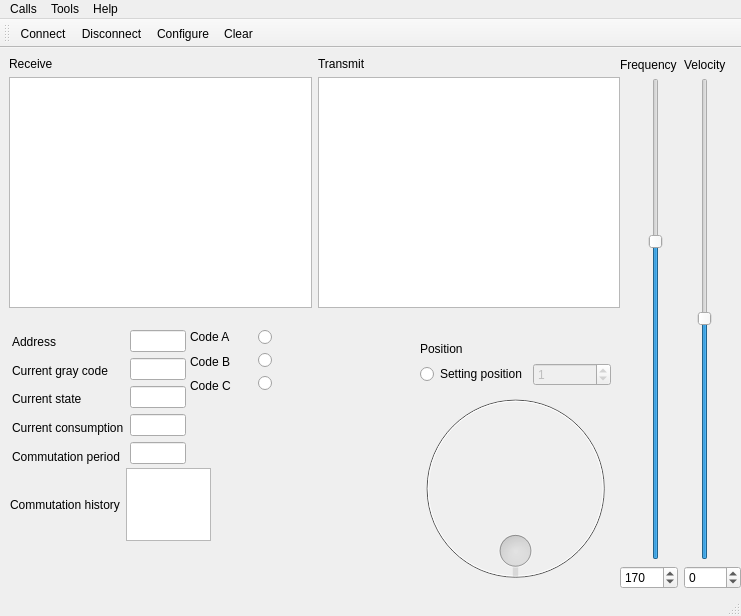
First picture: the form in mainwindow.ui, repository RunoVj/Terminal, before the edit.
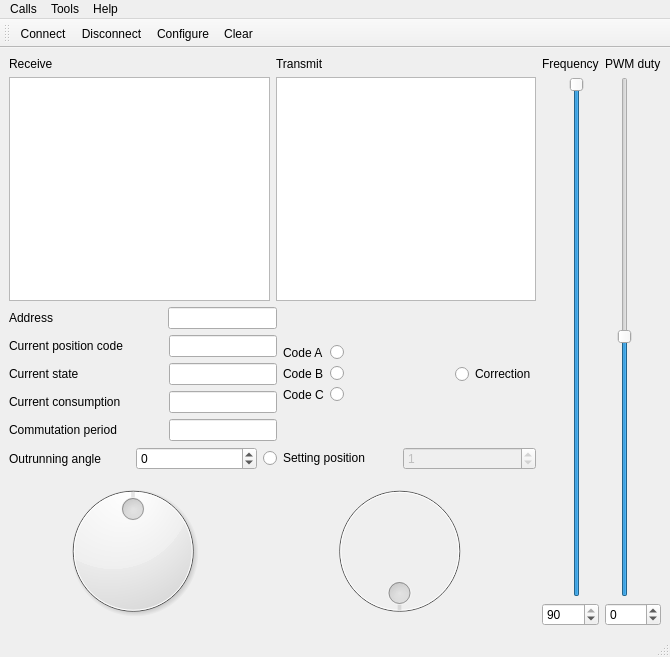
Second picture: the form after the edit. Icons and pictures are not drawn.

Commit message: need to debug new protocol

Patch:
```diff
--- a/mainwindow.ui
+++ b/mainwindow.ui
@@ -6,8 +6,8 @@
    <rect>
     <x>0</x>
     <y>0</y>
-    <width>741</width>
-    <height>616</height>
+    <width>670</width>
+    <height>657</height>
    </rect>
   </property>
   <property name="windowTitle">
@@ -20,27 +20,27 @@
    <bool>false</bool>
   </property>
   <widget class="QWidget" name="centralwidget">
-   <widget class="QWidget" name="layoutWidget">
-    <property name="geometry">
-     <rect>
-      <x>9</x>
-      <y>9</y>
-      <width>611</width>
-      <height>251</height>
-     </rect>
-    </property>
-    <layout class="QVBoxLayout" name="verticalLayout_2">
+   <property name="enabled">
+    <bool>true</bool>
+   </property>
+   <layout class="QVBoxLayout" name="verticalLayout_22">
      <item>
-      <layout class="QHBoxLayout" name="horizontalLayout_5">
+     <layout class="QHBoxLayout" name="horizontalLayout_19">
        <item>
-        <widget class="QLabel" name="label_4">
+       <layout class="QVBoxLayout" name="verticalLayout_12">
+        <item>
+         <layout class="QVBoxLayout" name="verticalLayout_13">
+          <item>
+           <layout class="QHBoxLayout" name="horizontalLayout_20">
+            <item>
+             <widget class="QLabel" name="label_6">
          <property name="text">
           <string>Receive</string>
          </property>
         </widget>
        </item>
        <item>
-        <widget class="QLabel" name="label_5">
+             <widget class="QLabel" name="label_7">
          <property name="text">
           <string>Transmit</string>
          </property>
@@ -49,7 +49,7 @@
       </layout>
      </item>
      <item>
-      <layout class="QHBoxLayout" name="horizontalLayout_4">
+           <layout class="QHBoxLayout" name="horizontalLayout_21">
        <item>
         <widget class="QPlainTextEdit" name="plainTextEditReceive"/>
        </item>
@@ -59,149 +59,15 @@
       </layout>
      </item>
     </layout>
-   </widget>
-   <widget class="QWidget" name="layoutWidget">
-    <property name="geometry">
-     <rect>
-      <x>620</x>
-      <y>10</y>
-      <width>121</width>
-      <height>531</height>
-     </rect>
-    </property>
-    <layout class="QVBoxLayout" name="verticalLayout">
-     <item>
-      <layout class="QHBoxLayout" name="horizontalLayout_3">
-       <item>
-        <widget class="QLabel" name="label_3">
-         <property name="text">
-          <string>Frequency</string>
-         </property>
-        </widget>
        </item>
        <item>
-        <widget class="QLabel" name="label">
-         <property name="text">
-          <string>Velocity</string>
-         </property>
-        </widget>
-       </item>
-      </layout>
-     </item>
+         <layout class="QHBoxLayout" name="horizontalLayout_22">
      <item>
-      <layout class="QHBoxLayout" name="horizontalLayout">
+           <layout class="QHBoxLayout" name="horizontalLayout_23">
        <item>
-        <widget class="QSlider" name="verticalSliderFrequency">
-         <property name="maximum">
-          <number>255</number>
-         </property>
-         <property name="pageStep">
-          <number>1</number>
-         </property>
-         <property name="sliderPosition">
-          <number>170</number>
-         </property>
-         <property name="orientation">
-          <enum>Qt::Vertical</enum>
-         </property>
-        </widget>
-       </item>
+             <layout class="QVBoxLayout" name="verticalLayout_14">
        <item>
-        <widget class="QSlider" name="verticalSliderVelocity">
-         <property name="maximum">
-          <number>255</number>
-         </property>
-         <property name="pageStep">
-          <number>1</number>
-         </property>
-         <property name="sliderPosition">
-          <number>128</number>
-         </property>
-         <property name="orientation">
-          <enum>Qt::Vertical</enum>
-         </property>
-        </widget>
-       </item>
-      </layout>
-     </item>
-     <item>
-      <layout class="QHBoxLayout" name="horizontalLayout_2">
-       <item>
-        <widget class="QSpinBox" name="spinBoxFrequency">
-         <property name="minimum">
-          <number>0</number>
-         </property>
-         <property name="maximum">
-          <number>255</number>
-         </property>
-         <property name="value">
-          <number>170</number>
-         </property>
-        </widget>
-       </item>
-       <item>
-        <widget class="QSpinBox" name="spinBoxVelocity">
-         <property name="minimum">
-          <number>-127</number>
-         </property>
-         <property name="maximum">
-          <number>128</number>
-         </property>
-        </widget>
-       </item>
-      </layout>
-     </item>
-    </layout>
-   </widget>
-   <widget class="QWidget" name="layoutWidget">
-    <property name="geometry">
-     <rect>
-      <x>10</x>
-      <y>420</y>
-      <width>201</width>
-      <height>73</height>
-     </rect>
-    </property>
-    <layout class="QHBoxLayout" name="horizontalLayout_6">
-     <item>
-      <widget class="QLabel" name="label_History">
-       <property name="text">
-        <string>Commutation history</string>
-       </property>
-      </widget>
-     </item>
-     <item>
-      <spacer name="horizontalSpacer_CommutationPeriod_2">
-       <property name="orientation">
-        <enum>Qt::Horizontal</enum>
-       </property>
-       <property name="sizeHint" stdset="0">
-        <size>
-         <width>40</width>
-         <height>20</height>
-        </size>
-       </property>
-      </spacer>
-     </item>
-     <item>
-      <widget class="QPlainTextEdit" name="plainTextEditHistory"/>
-     </item>
-    </layout>
-   </widget>
-   <widget class="QWidget" name="layoutWidget">
-    <property name="geometry">
-     <rect>
-      <x>12</x>
-      <y>282</y>
-      <width>174</width>
-      <height>138</height>
-     </rect>
-    </property>
-    <layout class="QHBoxLayout" name="horizontalLayout_13">
-     <item>
-      <layout class="QVBoxLayout" name="verticalLayout_6">
-       <item>
-        <layout class="QHBoxLayout" name="horizontalLayout_12">
+               <layout class="QHBoxLayout" name="horizontalLayout_24">
          <item>
           <widget class="QLabel" name="label_Address">
            <property name="text">
@@ -222,14 +88,21 @@
            </property>
           </spacer>
          </item>
+                <item>
+                 <widget class="QLineEdit" name="lineEditAddress">
+                  <property name="readOnly">
+                   <bool>true</bool>
+                  </property>
+                 </widget>
+                </item>
         </layout>
        </item>
        <item>
-        <layout class="QHBoxLayout" name="horizontalLayout_11">
+               <layout class="QHBoxLayout" name="horizontalLayout_25">
          <item>
           <widget class="QLabel" name="label_GrayCode">
            <property name="text">
-            <string>Current gray code</string>
+                   <string>Current position code</string>
            </property>
           </widget>
          </item>
@@ -246,10 +119,17 @@
            </property>
           </spacer>
          </item>
+                <item>
+                 <widget class="QLineEdit" name="lineEditGrayCode">
+                  <property name="readOnly">
+                   <bool>true</bool>
+                  </property>
+                 </widget>
+                </item>
         </layout>
        </item>
        <item>
-        <layout class="QHBoxLayout" name="horizontalLayout_10">
+               <layout class="QHBoxLayout" name="horizontalLayout_26">
          <item>
           <widget class="QLabel" name="label_State">
            <property name="text">
@@ -270,10 +150,17 @@
            </property>
           </spacer>
          </item>
+                <item>
+                 <widget class="QLineEdit" name="lineEditState">
+                  <property name="readOnly">
+                   <bool>true</bool>
+                  </property>
+                 </widget>
+                </item>
         </layout>
        </item>
        <item>
-        <layout class="QHBoxLayout" name="horizontalLayout_9">
+               <layout class="QHBoxLayout" name="horizontalLayout_27">
          <item>
           <widget class="QLabel" name="label_Current">
            <property name="text">
@@ -294,10 +181,20 @@
            </property>
           </spacer>
          </item>
+                <item>
+                 <widget class="QLineEdit" name="lineEditCurrent">
+                  <property name="text">
+                   <string/>
+                  </property>
+                  <property name="readOnly">
+                   <bool>true</bool>
+                  </property>
+                 </widget>
+                </item>
         </layout>
        </item>
        <item>
-        <layout class="QHBoxLayout" name="horizontalLayout_7">
+               <layout class="QHBoxLayout" name="horizontalLayout_28">
          <item>
           <widget class="QLabel" name="label_CommutationPeriod">
            <property name="text">
@@ -306,7 +203,7 @@
           </widget>
          </item>
          <item>
-          <spacer name="horizontalSpacer_CommutationPeriod">
+                 <spacer name="horizontalSpacer_CommutationPeriod_3">
            <property name="orientation">
             <enum>Qt::Horizontal</enum>
            </property>
@@ -317,43 +214,6 @@
             </size>
            </property>
           </spacer>
-         </item>
-        </layout>
-       </item>
-      </layout>
-     </item>
-     <item>
-      <layout class="QVBoxLayout" name="verticalLayout_3">
-       <item>
-        <widget class="QLineEdit" name="lineEditAddress">
-         <property name="readOnly">
-          <bool>true</bool>
-         </property>
-        </widget>
-       </item>
-       <item>
-        <widget class="QLineEdit" name="lineEditGrayCode">
-         <property name="readOnly">
-          <bool>true</bool>
-         </property>
-        </widget>
-       </item>
-       <item>
-        <widget class="QLineEdit" name="lineEditState">
-         <property name="readOnly">
-          <bool>true</bool>
-         </property>
-        </widget>
-       </item>
-       <item>
-        <widget class="QLineEdit" name="lineEditCurrent">
-         <property name="text">
-          <string/>
-         </property>
-         <property name="readOnly">
-          <bool>true</bool>
-         </property>
-        </widget>
        </item>
        <item>
         <widget class="QLineEdit" name="lineEditCommutationPeriod">
@@ -368,19 +228,18 @@
       </layout>
      </item>
     </layout>
-   </widget>
-   <widget class="QWidget" name="layoutWidget">
-    <property name="geometry">
-     <rect>
-      <x>190</x>
-      <y>280</y>
-      <width>129</width>
-      <height>67</height>
-     </rect>
-    </property>
-    <layout class="QHBoxLayout" name="horizontalLayout_8">
+            </item>
      <item>
-      <layout class="QVBoxLayout" name="verticalLayout_5">
+             <layout class="QVBoxLayout" name="verticalLayout_15"/>
+            </item>
+           </layout>
+          </item>
+          <item>
+           <layout class="QVBoxLayout" name="verticalLayout_16">
+            <item>
+             <layout class="QHBoxLayout" name="horizontalLayout_29">
+              <item>
+               <layout class="QVBoxLayout" name="verticalLayout_17">
        <item>
         <widget class="QLabel" name="labelSensorA">
          <property name="text">
@@ -405,7 +264,7 @@
       </layout>
      </item>
      <item>
-      <layout class="QVBoxLayout" name="verticalLayout_4">
+               <layout class="QVBoxLayout" name="verticalLayout_18">
        <item>
         <widget class="QRadioButton" name="radioButtonSensorA">
          <property name="acceptDrops">
@@ -460,24 +319,87 @@
       </layout>
      </item>
     </layout>
-   </widget>
-   <widget class="QDial" name="dial">
+            </item>
+           </layout>
+          </item>
+          <item>
+           <spacer name="horizontalSpacer">
+            <property name="orientation">
+             <enum>Qt::Horizontal</enum>
+            </property>
+            <property name="sizeHint" stdset="0">
+             <size>
+              <width>40</width>
+              <height>20</height>
+             </size>
+            </property>
+           </spacer>
+          </item>
+          <item>
+           <layout class="QVBoxLayout" name="verticalLayout_19">
+            <item>
+             <widget class="QRadioButton" name="radioButtonCorrection">
+              <property name="text">
+               <string>Correction</string>
+              </property>
+              <property name="autoExclusive">
+               <bool>false</bool>
+              </property>
+             </widget>
+            </item>
+           </layout>
+          </item>
+         </layout>
+        </item>
+        <item>
+         <layout class="QVBoxLayout" name="verticalLayout_20">
+          <item>
+           <layout class="QHBoxLayout" name="horizontalLayout_32">
+            <item>
+             <layout class="QVBoxLayout" name="verticalLayout_2">
+              <item>
+               <layout class="QHBoxLayout" name="horizontalLayout">
+                <item>
+                 <widget class="QLabel" name="label">
+                  <property name="text">
+                   <string>Outrunning angle</string>
+                  </property>
+                 </widget>
+                </item>
+                <item>
+                 <widget class="QSpinBox" name="spinBoxOutrunningAngle">
+                  <property name="minimum">
+                   <number>-30</number>
+                  </property>
+                  <property name="maximum">
+                   <number>30</number>
+                  </property>
+                 </widget>
+                </item>
+               </layout>
+              </item>
+              <item>
+               <widget class="QDial" name="dialOutrunningAngle">
     <property name="enabled">
-     <bool>false</bool>
-    </property>
-    <property name="geometry">
-     <rect>
-      <x>400</x>
-      <y>330</y>
-      <width>231</width>
-      <height>221</height>
-     </rect>
+                 <bool>true</bool>
+                </property>
+                <property name="minimumSize">
+                 <size>
+                  <width>150</width>
+                  <height>150</height>
+                 </size>
+                </property>
+                <property name="maximumSize">
+                 <size>
+                  <width>248</width>
+                  <height>250</height>
+                 </size>
     </property>
     <property name="minimum">
-     <number>1</number>
+                 <number>-30</number>
     </property>
     <property name="maximum">
-     <number>6</number>
+                 <number>30</number>
     </property>
     <property name="pageStep">
      <number>1</number>
@@ -489,27 +411,15 @@
      <bool>true</bool>
     </property>
    </widget>
-   <widget class="QWidget" name="layoutWidget">
-    <property name="geometry">
-     <rect>
-      <x>420</x>
-      <y>292</y>
-      <width>191</width>
-      <height>46</height>
-     </rect>
-    </property>
-    <layout class="QVBoxLayout" name="verticalLayout_7">
-     <item>
-      <widget class="QLabel" name="label_2">
-       <property name="text">
-        <string>Position</string>
-       </property>
-      </widget>
-     </item>
+              </item>
+             </layout>
+            </item>
      <item>
-      <layout class="QHBoxLayout" name="horizontalLayout_14">
+             <layout class="QVBoxLayout" name="verticalLayout">
        <item>
-        <widget class="QRadioButton" name="radioButton">
+               <layout class="QHBoxLayout" name="horizontalLayout_31">
+                <item>
+                 <widget class="QRadioButton" name="radioButtonPosition">
          <property name="text">
           <string>Setting position</string>
          </property>
@@ -524,27 +434,152 @@
           <bool>false</bool>
          </property>
          <property name="minimum">
+                   <number>0</number>
+                  </property>
+                  <property name="maximum">
+                   <number>359</number>
+                  </property>
+                  <property name="value">
+                   <number>1</number>
+                  </property>
+                 </widget>
+                </item>
+               </layout>
+              </item>
+              <item>
+               <widget class="QDial" name="dialAngle">
+                <property name="enabled">
+                 <bool>false</bool>
+                </property>
+                <property name="minimumSize">
+                 <size>
+                  <width>150</width>
+                  <height>150</height>
+                 </size>
+                </property>
+                <property name="minimum">
+                 <number>0</number>
+                </property>
+                <property name="maximum">
+                 <number>359</number>
+                </property>
+                <property name="pageStep">
+                 <number>1</number>
+                </property>
+                <property name="invertedControls">
+                 <bool>false</bool>
+                </property>
+                <property name="wrapping">
+                 <bool>true</bool>
+                </property>
+               </widget>
+              </item>
+             </layout>
+            </item>
+           </layout>
+          </item>
+         </layout>
+        </item>
+       </layout>
+      </item>
+      <item>
+       <layout class="QVBoxLayout" name="verticalLayout_21">
+        <item>
+         <layout class="QHBoxLayout" name="horizontalLayout_33">
+          <item>
+           <widget class="QLabel" name="label_8">
+            <property name="text">
+             <string>Frequency</string>
+            </property>
+           </widget>
+          </item>
+          <item>
+           <widget class="QLabel" name="label_2">
+            <property name="text">
+             <string>PWM duty</string>
+            </property>
+           </widget>
+          </item>
+         </layout>
+        </item>
+        <item>
+         <layout class="QHBoxLayout" name="horizontalLayout_34">
+          <item>
+           <widget class="QSlider" name="verticalSliderFrequency">
+            <property name="minimum">
+             <number>1</number>
+            </property>
+            <property name="maximum">
+             <number>90</number>
+            </property>
+            <property name="pageStep">
+             <number>1</number>
+            </property>
+            <property name="sliderPosition">
+             <number>90</number>
+            </property>
+            <property name="orientation">
+             <enum>Qt::Vertical</enum>
+            </property>
+           </widget>
+          </item>
+          <item>
+           <widget class="QSlider" name="verticalSliderVelocity">
+            <property name="maximum">
+             <number>255</number>
+            </property>
+            <property name="pageStep">
+             <number>1</number>
+            </property>
+            <property name="sliderPosition">
+             <number>128</number>
+            </property>
+            <property name="orientation">
+             <enum>Qt::Vertical</enum>
+            </property>
+           </widget>
+          </item>
+         </layout>
+        </item>
+        <item>
+         <layout class="QHBoxLayout" name="horizontalLayout_35">
+          <item>
+           <widget class="QSpinBox" name="spinBoxFrequency">
+            <property name="minimum">
+             <number>0</number>
+            </property>
+            <property name="maximum">
+             <number>90</number>
+            </property>
+            <property name="value">
+             <number>90</number>
+            </property>
+           </widget>
+          </item>
+          <item>
+           <widget class="QSpinBox" name="spinBoxVelocity">
+            <property name="minimum">
           <number>-127</number>
          </property>
          <property name="maximum">
           <number>128</number>
          </property>
-         <property name="value">
-          <number>1</number>
-         </property>
         </widget>
        </item>
       </layout>
      </item>
     </layout>
-   </widget>
+      </item>
+     </layout>
+    </item>
+   </layout>
   </widget>
   <widget class="QMenuBar" name="menubar">
    <property name="geometry">
     <rect>
      <x>0</x>
      <y>0</y>
-     <width>741</width>
+     <width>670</width>
      <height>20</height>
     </rect>
    </property>
@@ -573,7 +608,6 @@
    <addaction name="menuTools"/>
    <addaction name="menuHelp"/>
   </widget>
-  <widget class="QStatusBar" name="statusbar"/>
   <widget class="QToolBar" name="toolBar">
    <property name="windowTitle">
     <string>toolBar</string>
@@ -589,6 +623,7 @@
    <addaction name="actionConfigure"/>
    <addaction name="actionClear"/>
   </widget>
+  <widget class="QStatusBar" name="statusbar"/>
   <action name="actionConnect">
    <property name="icon">
     <iconset resource="terminal.qrc">
```
Lines whose indentation alone changed are shown as unchanged. The commit also changes 2 other files.
